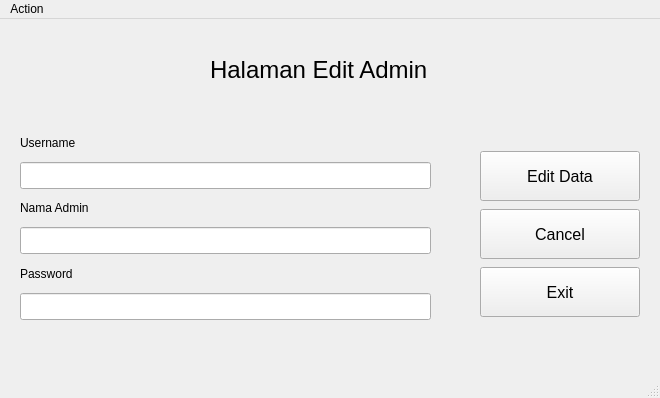
This is sis-karyawan/editpage_admin2.ui in AthreeS002/Sistem-Karyawan as Qt 5 draws it before an edit. The edited form follows.
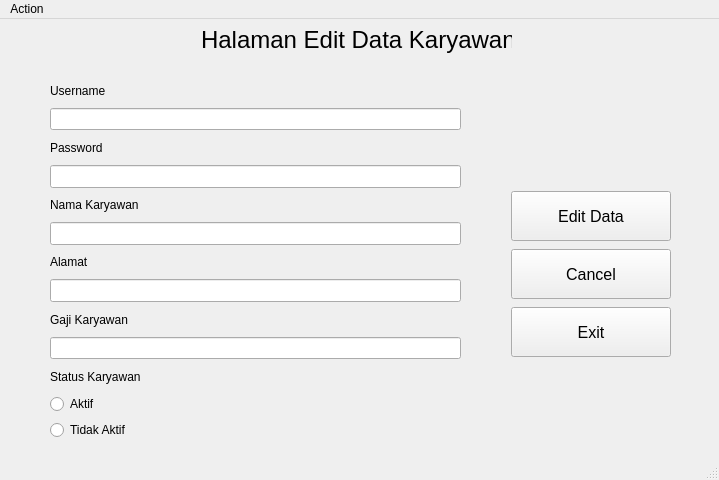
This is the edited form.

Diff of the .ui file:
```diff
--- a/sis-karyawan/editpage_admin2.ui
+++ b/sis-karyawan/editpage_admin2.ui
@@ -6,14 +6,14 @@
    <rect>
     <x>0</x>
     <y>0</y>
-    <width>660</width>
-    <height>398</height>
+    <width>719</width>
+    <height>480</height>
    </rect>
   </property>
   <property name="minimumSize">
    <size>
-    <width>660</width>
-    <height>398</height>
+    <width>719</width>
+    <height>480</height>
    </size>
   </property>
   <property name="windowTitle">
@@ -23,9 +23,9 @@
    <widget class="QLabel" name="label_5">
     <property name="geometry">
      <rect>
-      <x>210</x>
-      <y>30</y>
-      <width>221</width>
+      <x>201</x>
+      <y>0</y>
+      <width>311</width>
       <height>41</height>
      </rect>
     </property>
@@ -35,14 +35,14 @@
      </font>
     </property>
     <property name="text">
-     <string>Halaman Edit Admin</string>
+     <string>Halaman Edit Data Karyawan</string>
     </property>
    </widget>
    <widget class="QWidget" name="verticalLayoutWidget_2">
     <property name="geometry">
      <rect>
-      <x>480</x>
-      <y>130</y>
+      <x>511</x>
+      <y>170</y>
       <width>160</width>
       <height>171</height>
      </rect>
@@ -107,10 +107,10 @@
    <widget class="QWidget" name="verticalLayoutWidget">
     <property name="geometry">
      <rect>
-      <x>20</x>
-      <y>110</y>
+      <x>50</x>
+      <y>60</y>
       <width>411</width>
-      <height>191</height>
+      <height>361</height>
      </rect>
     </property>
     <layout class="QVBoxLayout" name="verticalLayout">
@@ -131,23 +131,6 @@
        </property>
       </widget>
      </item>
-     <item>
-      <widget class="QLabel" name="label_2">
-       <property name="text">
-        <string>Nama Admin</string>
-       </property>
-      </widget>
-     </item>
-     <item>
-      <widget class="QLineEdit" name="edit_nama">
-       <property name="maximumSize">
-        <size>
-         <width>16777215</width>
-         <height>30</height>
-        </size>
-       </property>
-      </widget>
-     </item>
      <item>
       <widget class="QLabel" name="label">
        <property name="text">
@@ -165,6 +148,78 @@
        </property>
       </widget>
      </item>
+     <item>
+      <widget class="QLabel" name="label_2">
+       <property name="text">
+        <string>Nama Karyawan</string>
+       </property>
+      </widget>
+     </item>
+     <item>
+      <widget class="QLineEdit" name="edit_nama">
+       <property name="maximumSize">
+        <size>
+         <width>16777215</width>
+         <height>30</height>
+        </size>
+       </property>
+      </widget>
+     </item>
+     <item>
+      <widget class="QLabel" name="label_7">
+       <property name="text">
+        <string>Alamat</string>
+       </property>
+      </widget>
+     </item>
+     <item>
+      <widget class="QLineEdit" name="edit_alamat">
+       <property name="maximumSize">
+        <size>
+         <width>16777215</width>
+         <height>30</height>
+        </size>
+       </property>
+      </widget>
+     </item>
+     <item>
+      <widget class="QLabel" name="label_6">
+       <property name="text">
+        <string>Gaji Karyawan</string>
+       </property>
+      </widget>
+     </item>
+     <item>
+      <widget class="QLineEdit" name="edit_gaji">
+       <property name="maximumSize">
+        <size>
+         <width>16777215</width>
+         <height>30</height>
+        </size>
+       </property>
+      </widget>
+     </item>
+     <item>
+      <widget class="QLabel" name="label_3">
+       <property name="text">
+        <string>Status Karyawan</string>
+       </property>
+      </widget>
+     </item>
+     <item>
+      <widget class="QRadioButton" name="radio_aktif">
+       <property name="text">
+        <string>Aktif</string>
+       </property>
+      </widget>
+     </item>
+     <item>
+      <widget class="QRadioButton" name="radio_tidakAktif">
+       <property name="text">
+        <string>Tidak Aktif</string>
+       </property>
+      </widget>
+     </item>
     </layout>
    </widget>
   </widget>
@@ -173,7 +228,7 @@
     <rect>
      <x>0</x>
      <y>0</y>
-     <width>660</width>
+     <width>719</width>
      <height>21</height>
     </rect>
    </property>
```
